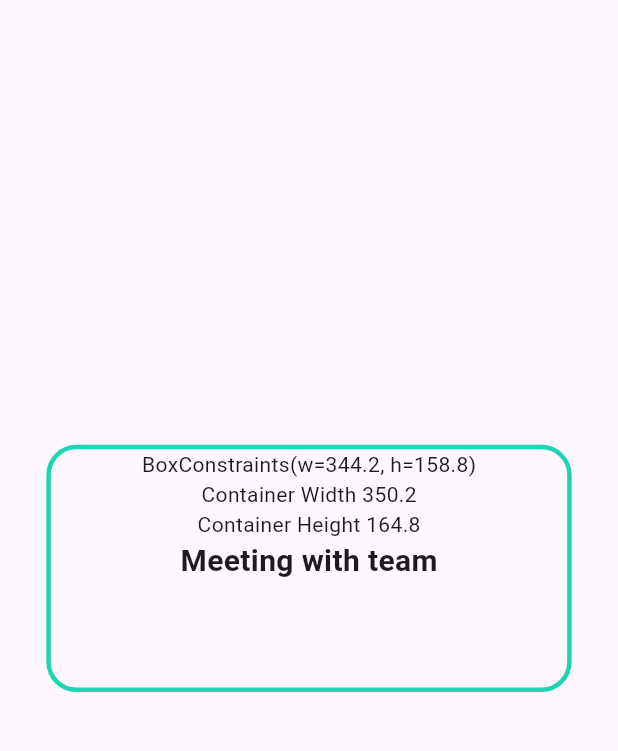
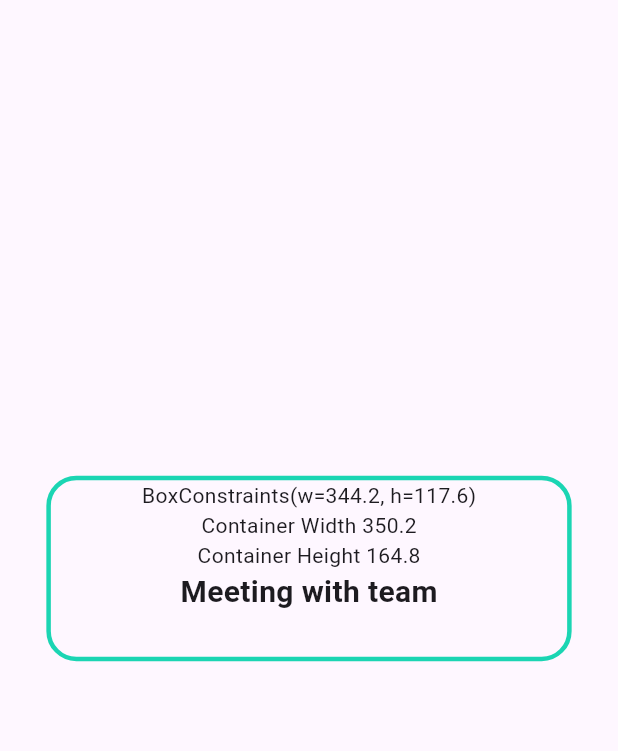
Before and after one commit to bhawesh2002/redo, a Flutter app: the screen it shows after launch, on a phone screen of 412 x 824 dp, the part 99-850 px from its top. Run offline on Flutter 3.47's test engine with Material 3 defaults, Android fonts, the phone set to English and light mode, and no system bars; our stand-ins replace firebase_core, flutter_svg; accounts and stored records are empty.

Commit message:
Change the height of TaskWidget

```diff
--- a/lib/test_page.dart
+++ b/lib/test_page.dart
@@ -33,7 +33,7 @@ class TaskWidget extends StatelessWidget {
     double height = MediaQuery.of(context).size.height;
     return Container(
       width: width * 0.85,
-      height: height * 0.2,
+      height: height * 0.15,
       decoration: BoxDecoration(
         border: Border.all(color: AppColor.primaryColor, width: 3),
         borderRadius: BorderRadius.circular(20),
```
